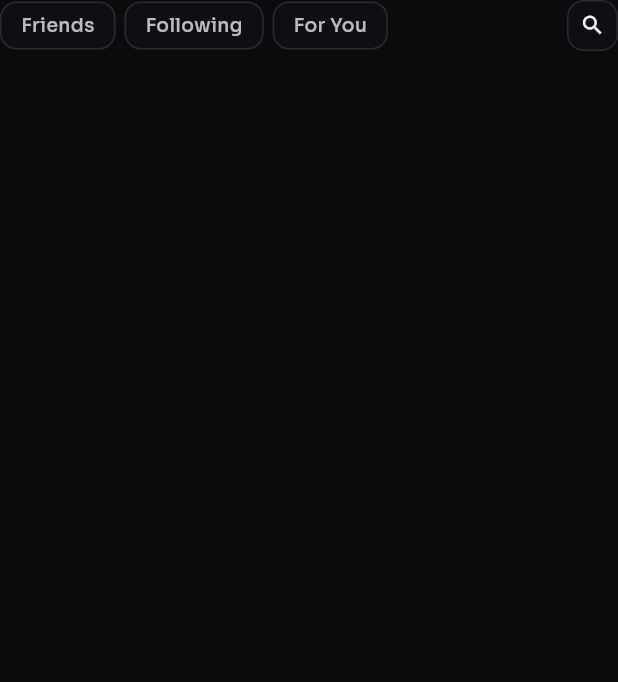
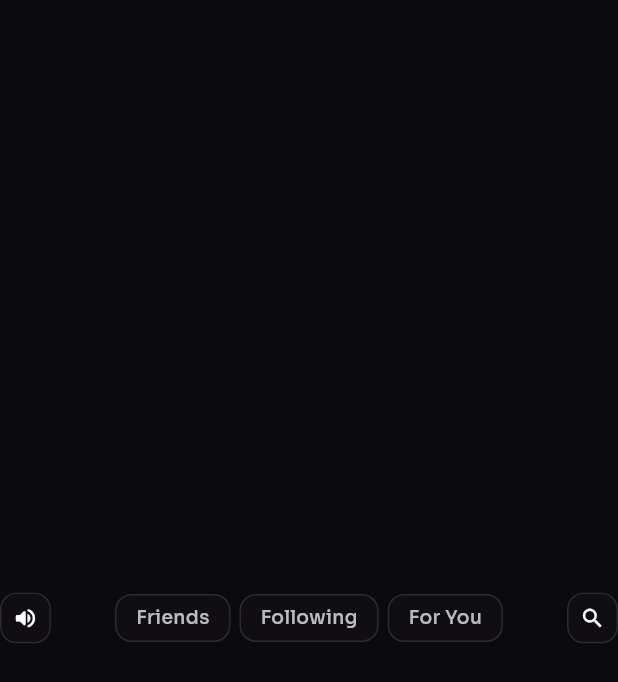
Before and after one commit to shoyo2312/EProject-4-Mobile, a Flutter app: the _TopBar widget shown alone on an empty page, opened directly with empty values, on a phone screen of 412 x 824 dp. Shown: the top 682 px of the screen. Run offline on Flutter 3.47's test engine with Material 3 defaults, Android fonts, the phone set to English and light mode, and no system bars; our stand-ins replace cached_network_image, camera, device_info_plus, dio, fl_chart, flutter_riverpod and 12 more; missing offline and left inert: flutter_facebook_auth, mobile_scanner, stomp_dart_client; accounts and stored records are empty; generated files the repository leaves out were written again; network calls fail; statements that could not run were skipped.

Commit message:
feat(feed): centered feed chips and a mute toggle shared across clips
Co-Authored-By: Claude Opus 5.5 <noreply@anthropic.com>

```diff
--- a/lib/features/feed/presentation/feed_screen.dart
+++ b/lib/features/feed/presentation/feed_screen.dart
@@ -165,14 +165,36 @@ class _TopBar extends StatelessWidget {
   Widget build(BuildContext context) {
     return Row(
       children: [
+        // Same size as search on the right, so the chips sit at true centre.
+        ValueListenableBuilder<bool>(
+          valueListenable: videoMuted,
+          builder: (context, muted, _) => GestureDetector(
+            key: const Key('feed_mute_toggle'),
+            onTap: () => videoMuted.value = !muted,
+            child: Glass(
+              radius: 11,
+              child: SizedBox(
+                width: 32,
+                height: 32,
+                child: Icon(
+                  muted ? Icons.volume_off_rounded : Icons.volume_up_rounded,
+                  size: 17,
+                  color: Colors.white,
+                ),
+              ),
+            ),
+          ),
+        ),
         Expanded(
+          child: Center(
             child: SingleChildScrollView(
               scrollDirection: Axis.horizontal,
               child: Row(
+                mainAxisSize: MainAxisSize.min,
                 children: [
                   for (final t in ['Friends', 'Following', 'For You'])
                     Padding(
-                    padding: const EdgeInsets.only(right: 6),
+                      padding: const EdgeInsets.symmetric(horizontal: 3),
                       child: Chip2(
                         label: t,
                         active: t == tab,
@@ -180,6 +202,7 @@ class _TopBar extends StatelessWidget {
                       ),
                     ),
                 ],
+              ),
             ),
           ),
         ),
```
Also changed, not shown: lib/features/feed/presentation/video_player_widget.dart (+11 -0 lines), 1 other file. Lines whose indentation alone changed are shown as unchanged.
